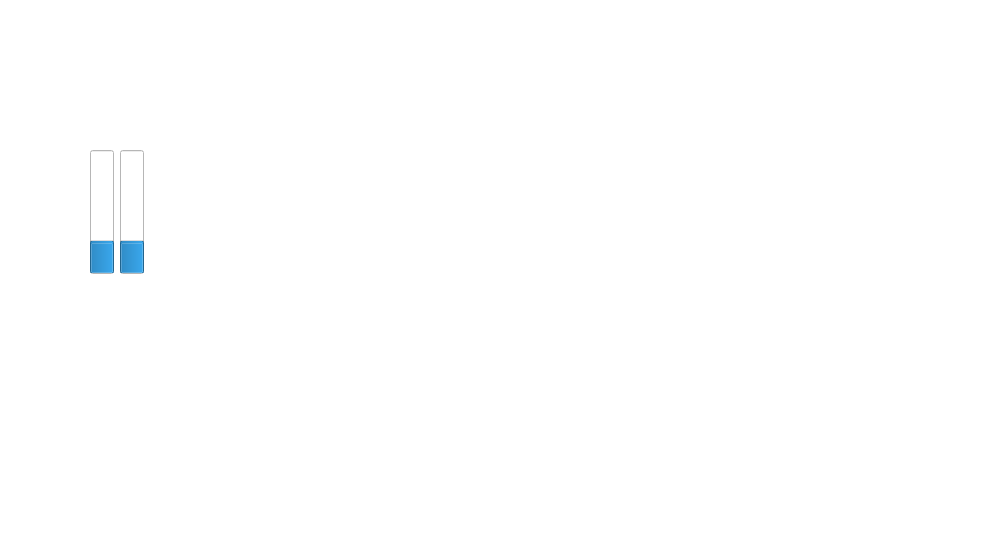
IvanZend/Learning-QT, file Serial Port Example/Serial_Port_Example/widget.ui: the form before one commit.
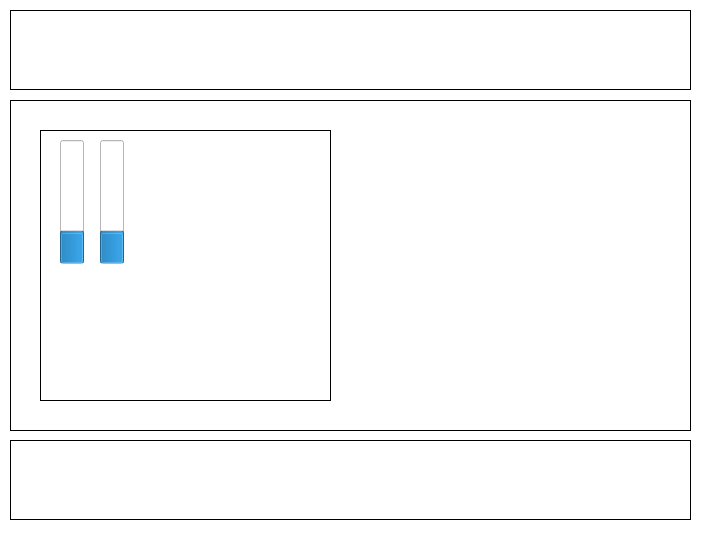
The form after the commit. Custom widgets are drawn as their Qt base class.

Commit message: frames int

```diff
--- a/Serial Port Example/Serial_Port_Example/widget.ui
+++ b/Serial Port Example/Serial_Port_Example/widget.ui
@@ -6,8 +6,8 @@
    <rect>
     <x>0</x>
     <y>0</y>
-    <width>986</width>
-    <height>558</height>
+    <width>710</width>
+    <height>551</height>
    </rect>
   </property>
   <property name="palette">
@@ -455,40 +455,95 @@
   <property name="windowTitle">
    <string>Widget</string>
   </property>
+  <widget class="QFrame" name="wMenu">
+   <property name="geometry">
+    <rect>
+     <x>10</x>
+     <y>10</y>
+     <width>681</width>
+     <height>80</height>
+    </rect>
+   </property>
+   <property name="sizePolicy">
+    <sizepolicy hsizetype="Preferred" vsizetype="Expanding">
+     <horstretch>0</horstretch>
+     <verstretch>0</verstretch>
+    </sizepolicy>
+   </property>
+   <property name="frameShape">
+    <enum>QFrame::Box</enum>
+   </property>
+  </widget>
+  <widget class="QFrame" name="wConsole">
+   <property name="geometry">
+    <rect>
+     <x>10</x>
+     <y>440</y>
+     <width>681</width>
+     <height>80</height>
+    </rect>
+   </property>
+   <property name="sizePolicy">
+    <sizepolicy hsizetype="Expanding" vsizetype="Expanding">
+     <horstretch>0</horstretch>
+     <verstretch>0</verstretch>
+    </sizepolicy>
+   </property>
+   <property name="frameShape">
+    <enum>QFrame::Box</enum>
+   </property>
+  </widget>
+  <widget class="QFrame" name="wCenter">
+   <property name="geometry">
+    <rect>
+     <x>10</x>
+     <y>100</y>
+     <width>681</width>
+     <height>331</height>
+    </rect>
+   </property>
+   <property name="frameShape">
+    <enum>QFrame::Box</enum>
+   </property>
   <widget class="QCustomPlot" name="wGraph" native="true">
    <property name="geometry">
     <rect>
-     <x>440</x>
-     <y>110</y>
+      <x>390</x>
+      <y>30</y>
      <width>281</width>
-     <height>281</height>
-    </rect>
-   </property>
-  </widget>
-  <widget class="QWidget" name="wMenu" native="true">
-   <property name="geometry">
-    <rect>
-     <x>40</x>
-     <y>10</y>
-     <width>671</width>
-     <height>80</height>
-    </rect>
-   </property>
-  </widget>
-  <widget class="QWidget" name="wSensors" native="true">
+      <height>271</height>
+     </rect>
+    </property>
+    <property name="sizePolicy">
+     <sizepolicy hsizetype="Expanding" vsizetype="Expanding">
+      <horstretch>0</horstretch>
+      <verstretch>0</verstretch>
+     </sizepolicy>
+    </property>
+   </widget>
+   <widget class="QFrame" name="wSensors">
    <property name="geometry">
     <rect>
-     <x>50</x>
-     <y>130</y>
-     <width>321</width>
-     <height>261</height>
-    </rect>
-   </property>
+      <x>30</x>
+      <y>30</y>
+      <width>291</width>
+      <height>271</height>
+     </rect>
+    </property>
+    <property name="sizePolicy">
+     <sizepolicy hsizetype="Expanding" vsizetype="Expanding">
+      <horstretch>0</horstretch>
+      <verstretch>0</verstretch>
+     </sizepolicy>
+    </property>
+    <property name="frameShape">
+     <enum>QFrame::Box</enum>
+    </property>
    <widget class="QSplitter" name="splitter">
     <property name="geometry">
      <rect>
-      <x>40</x>
-      <y>20</y>
+       <x>20</x>
+       <y>10</y>
       <width>24</width>
       <height>124</height>
      </rect>
@@ -514,8 +569,8 @@
     </property>
     <property name="geometry">
      <rect>
-      <x>70</x>
-      <y>20</y>
+       <x>60</x>
+       <y>10</y>
       <width>24</width>
       <height>124</height>
      </rect>
@@ -528,15 +583,6 @@
     </property>
    </widget>
   </widget>
-  <widget class="QWidget" name="wConsole" native="true">
-   <property name="geometry">
-    <rect>
-     <x>80</x>
-     <y>420</y>
-     <width>501</width>
-     <height>80</height>
-    </rect>
-   </property>
   </widget>
  </widget>
  <customwidgets>
```
Lines whose indentation alone changed are shown as unchanged. The commit also changes 5 other files.
